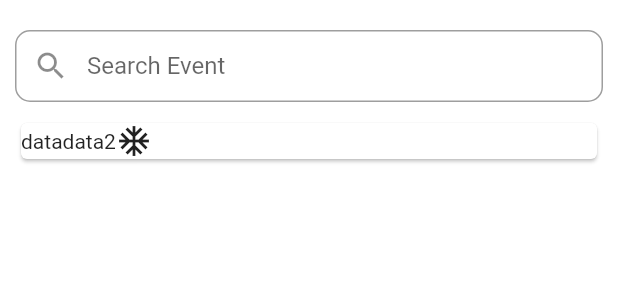
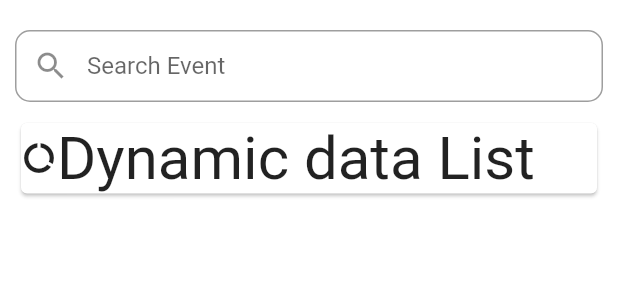
Before and after one commit to amalkhairin/Tel-Event, a Flutter app: the Event widget shown alone on an empty page, opened directly, on a phone screen of 412 x 824 dp. Shown: the top 300 px of the screen. Run offline on Flutter 3.47's test engine with Material 2 defaults, Android fonts, the phone set to English and light mode, and no system bars; our stand-ins replace firebase_auth, google_sign_in; accounts and stored records are empty.

Commit message:
new update

```diff
--- a/lib/screens/event.dart
+++ b/lib/screens/event.dart
@@ -31,9 +31,8 @@ class Event extends StatelessWidget {
                   Card(
                     child: Row(
                       children: <Widget>[
-                        Text('data'),
-                        Text('data2'),
-                        Icon(Icons.ac_unit)
+                        Icon(Icons.data_usage),
+                        Text('Dynamic data List', style: TextStyle(fontSize: 40.0),),
                       ],
                     ),
                   )
--- a/lib/screens/home.dart
+++ b/lib/screens/home.dart
@@ -5,7 +5,11 @@ class Home extends StatelessWidget {
   Widget build(BuildContext context) {
     return Scaffold(
       body: Column(
-
+        crossAxisAlignment: CrossAxisAlignment.center,
+        mainAxisAlignment: MainAxisAlignment.center,
+        children: <Widget>[
+          Text('Under Developing', style: TextStyle(fontSize: 30.0),)
+        ],
       ),
     );
   }
```
Also changed, not shown: lib/login/login_page.dart (+6 -3 lines), lib/screens/profile.dart (+6 -5 lines).
